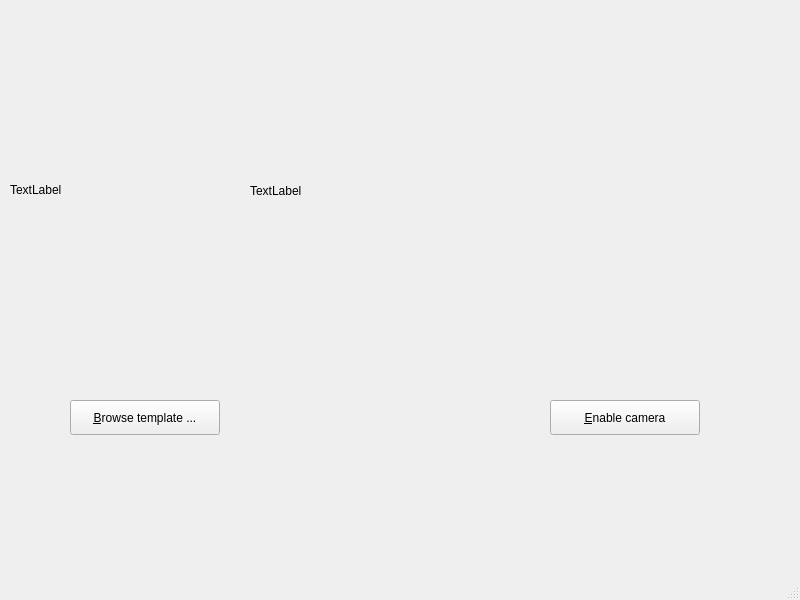
This is SIFT_app.ui in gracemyz/ENPH-353-Lab-4 as Qt 5 draws it before an edit. The edited form follows.
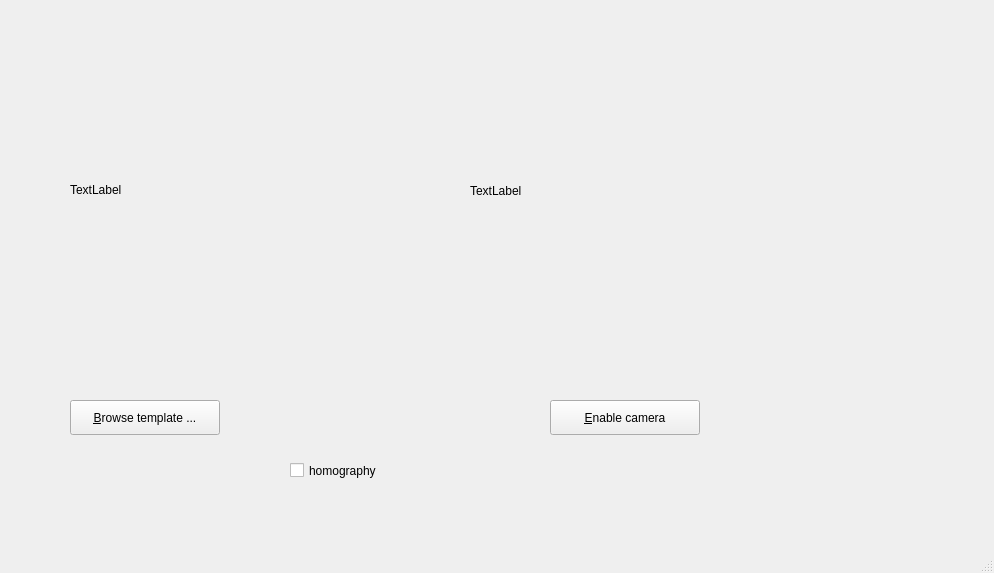
This is the edited form.

Commit message: added homology checkbox

What changed in the file:
```diff
--- a/SIFT_app.ui
+++ b/SIFT_app.ui
@@ -6,8 +6,8 @@
    <rect>
     <x>0</x>
     <y>0</y>
-    <width>800</width>
-    <height>600</height>
+    <width>994</width>
+    <height>573</height>
    </rect>
   </property>
   <property name="windowTitle">
@@ -43,7 +43,7 @@
    <widget class="QLabel" name="template_label">
     <property name="geometry">
      <rect>
-      <x>10</x>
+      <x>70</x>
       <y>30</y>
       <width>240</width>
       <height>320</height>
@@ -56,7 +56,7 @@
    <widget class="QLabel" name="live_image_label">
     <property name="geometry">
      <rect>
-      <x>250</x>
+      <x>470</x>
       <y>40</y>
       <width>521</width>
       <height>301</height>
@@ -66,6 +66,19 @@
      <string>TextLabel</string>
     </property>
    </widget>
+   <widget class="QCheckBox" name="checkbox">
+    <property name="geometry">
+     <rect>
+      <x>290</x>
+      <y>460</y>
+      <width>131</width>
+      <height>21</height>
+     </rect>
+    </property>
+    <property name="text">
+     <string>homography</string>
+    </property>
+   </widget>
   </widget>
   <widget class="QMenuBar" name="menubar">
    <property name="geometry">
```
Left out of the diff: 2 changed lines with no effect on the pictures. The commit also changes 1 other file.
